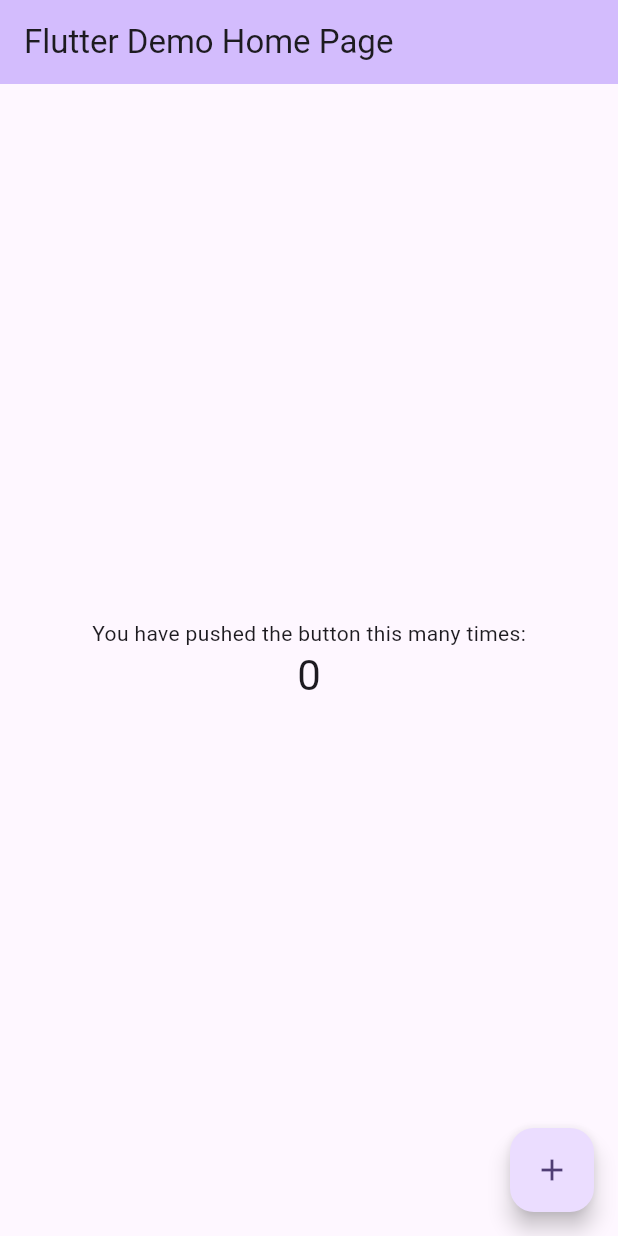
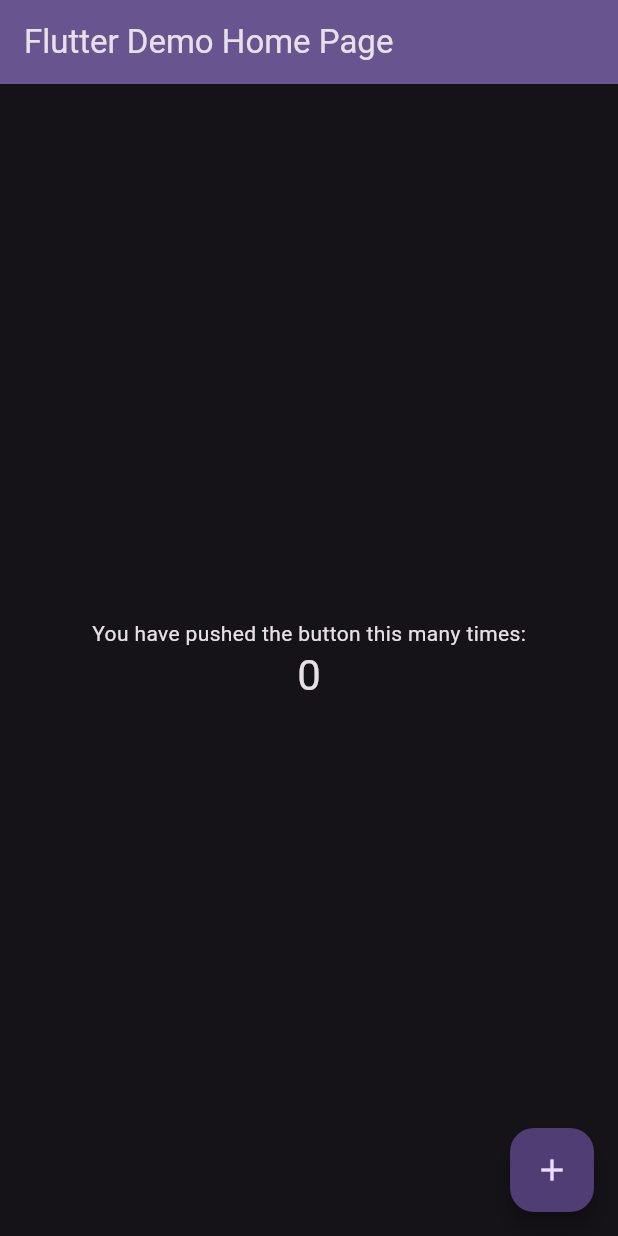
Before and after one commit to huy-vuong/template-dart-flutter, a Flutter app: the screen it shows after launch, on a phone screen of 412 x 824 dp. Run offline on Flutter 3.47's test engine with Material 3 defaults, Android fonts, the phone set to English and light mode, and no system bars.

Commit message:
feat: define dark theme

```diff
--- a/lib/main.dart
+++ b/lib/main.dart
@@ -13,24 +13,18 @@ class MyApp extends StatelessWidget {
     return MaterialApp(
       title: 'Flutter Demo',
       theme: ThemeData(
-        // This is the theme of your application.
-        //
-        // TRY THIS: Try running your application with "flutter run". You'll see
-        // the application has a purple toolbar. Then, without quitting the app,
-        // try changing the seedColor in the colorScheme below to Colors.green
-        // and then invoke "hot reload" (save your changes or press the "hot
-        // reload" button in a Flutter-supported IDE, or press "r" if you used
-        // the command line to start the app).
-        //
-        // Notice that the counter didn't reset back to zero; the application
-        // state is not lost during the reload. To reset the state, use hot
-        // restart instead.
-        //
-        // This works for code too, not just values: Most code changes can be
-        // tested with just a hot reload.
         colorScheme: ColorScheme.fromSeed(seedColor: Colors.deepPurple),
         useMaterial3: true,
       ),
+      darkTheme: ThemeData(
+        brightness: Brightness.dark,
+        colorScheme: ColorScheme.fromSeed(
+          seedColor: Colors.deepPurple,
+          brightness: Brightness.dark,
+        ),
+        useMaterial3: true,
+      ),
+      themeMode: ThemeMode.dark,
       home: const MyHomePage(title: 'Flutter Demo Home Page'),
       debugShowCheckedModeBanner: false,
     );
```
